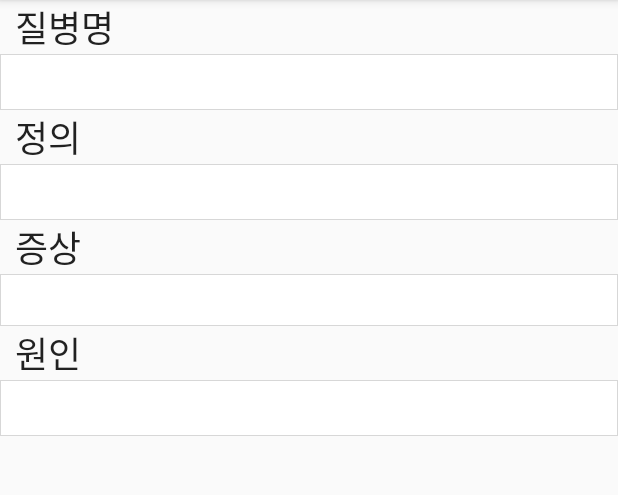
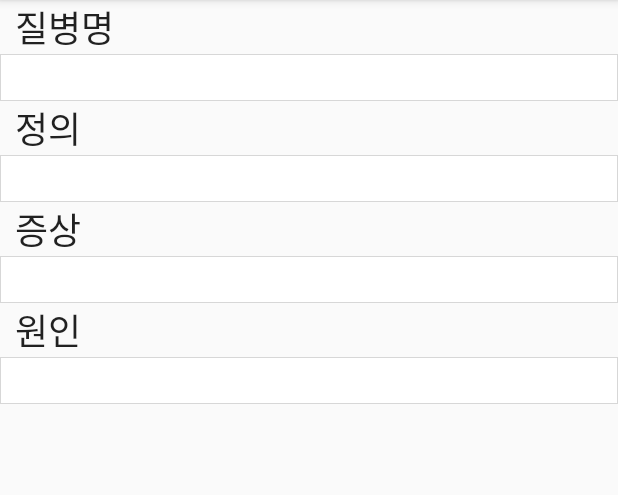
Before and after one commit to TakoJ/priend, an Android app: the disease_detail screen opened directly, with no data from a screen before it, on a phone screen of 412 x 824 dp, the part 84-579 px from its top. Run offline under Robolectric (Android 15) with nearby library versions, the phone set to English and light mode, and no system bars; our stand-ins replace Firebase (no records; nobody signed in at launch, a user with empty details on screens opened directly).

Commit message:
font size, padding change

```diff
--- a/app/src/main/res/layout/activity_disease_detail.xml
+++ b/app/src/main/res/layout/activity_disease_detail.xml
@@ -32,10 +32,11 @@
             android:layout_alignParentStart="true"
             android:layout_below="@+id/dn"
             android:background="@drawable/border_allborder"
+            android:paddingLeft="10dp"
             android:ems="10"
             android:inputType="textMultiLine"
             android:textAppearance="@style/TextAppearance.AppCompat.Display1"
-            android:textSize="27sp" />
+            android:textSize="23sp" />
 
         <TextView
             android:id="@+id/def"
@@ -65,8 +66,9 @@
             android:background="@drawable/border_allborder"
             android:ems="10"
             android:inputType="textMultiLine"
+            android:paddingLeft="10dp"
             android:textAppearance="@style/TextAppearance.AppCompat.Display1"
-            android:textSize="27sp" />
+            android:textSize="23sp" />
 
         <TextView
             android:id="@+id/con"
@@ -96,8 +98,9 @@
             android:background="@drawable/border_allborder"
             android:ems="10"
             android:inputType="textMultiLine"
+            android:paddingLeft="7dp"
             android:textAppearance="@style/TextAppearance.AppCompat.Display1"
-            android:textSize="25sp" />
+            android:textSize="23sp" />
 
         <TextView
             android:id="@+id/원인"
@@ -126,9 +129,10 @@
             android:layout_below="@+id/원인"
             android:background="@drawable/border_allborder"
             android:ems="10"
+            android:paddingLeft="10dp"
             android:inputType="textMultiLine"
             android:textAppearance="@style/TextAppearance.AppCompat.Display1"
-            android:textSize="27sp" />
+            android:textSize="23sp" />
 
     </RelativeLayout>
 </ScrollView>
```
